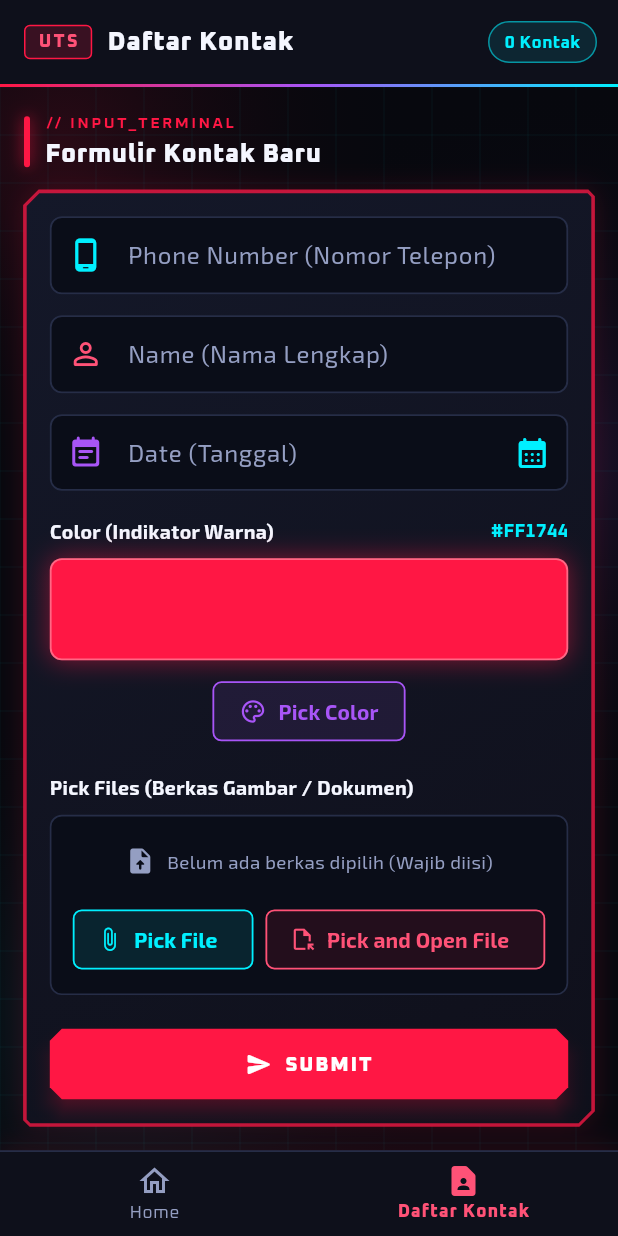
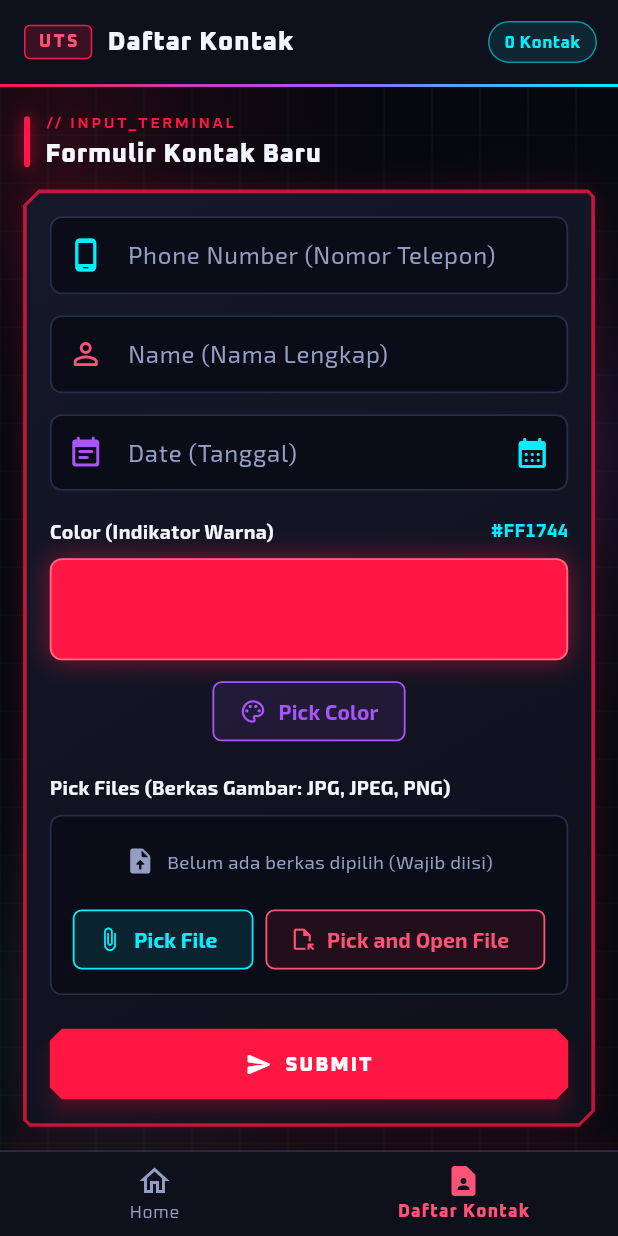
Before and after one commit to Nuthfih/PemrogramanIV_714240005, a Flutter app: the screen it shows after launch, item 2 of the bottom bar chosen, on a phone screen of 412 x 824 dp. Run offline on Flutter 3.47's test engine with Material 3 defaults, Android fonts, the phone set to English and light mode, and no system bars; our stand-ins replace file_picker, flutter_colorpicker, open_filex; project files that could hold a hidden picture were left out.

Commit message:
Project UTS

```diff
--- a/UTS/uts/lib/screens/contact_screen.dart
+++ b/UTS/uts/lib/screens/contact_screen.dart
@@ -213,7 +213,8 @@ class _ContactScreenState extends State<ContactScreen> {
     FocusScope.of(context).unfocus();
     try {
       final PlatformFile? result = await FilePicker.pickFile(
-        type: FileType.any,
+        type: FileType.custom,
+        allowedExtensions: ['jpg', 'jpeg', 'png'],
       );
 
       if (result == null) {
@@ -225,6 +226,14 @@ class _ContactScreenState extends State<ContactScreen> {
           .toLowerCase();
       final bool isPreviewImage =
           extension == 'jpg' || extension == 'jpeg' || extension == 'png';
+
+      if (!isPreviewImage) {
+        _showCyberSnackBar(
+          'Hanya berkas gambar JPG, JPEG, atau PNG yang diperbolehkan.',
+          isError: true,
+        );
+        return;
+      }
 
       Uint8List? fileBytes;
       String? usablePath = result.path;
@@ -870,7 +879,7 @@ class _ContactScreenState extends State<ContactScreen> {
       crossAxisAlignment: CrossAxisAlignment.start,
       children: [
         const Text(
-          'Pick Files (Berkas Gambar / Dokumen)',
+          'Pick Files (Berkas Gambar: JPG, JPEG, PNG)',
           style: TextStyle(
             fontSize: 13,
             fontWeight: FontWeight.w700,
```
